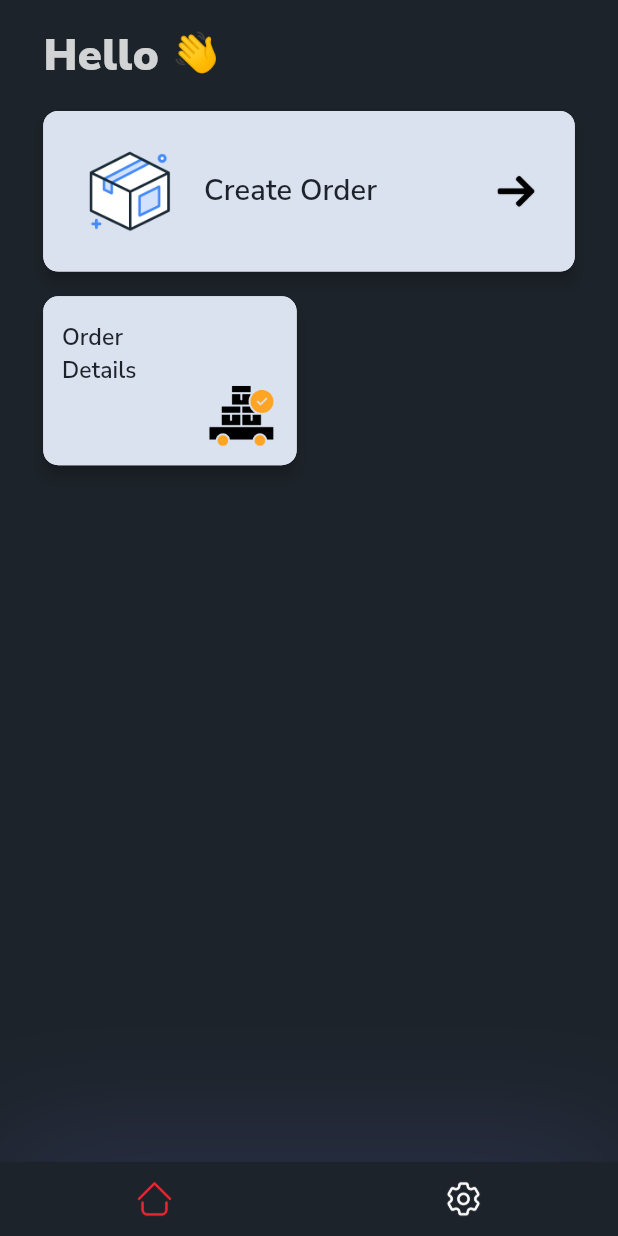
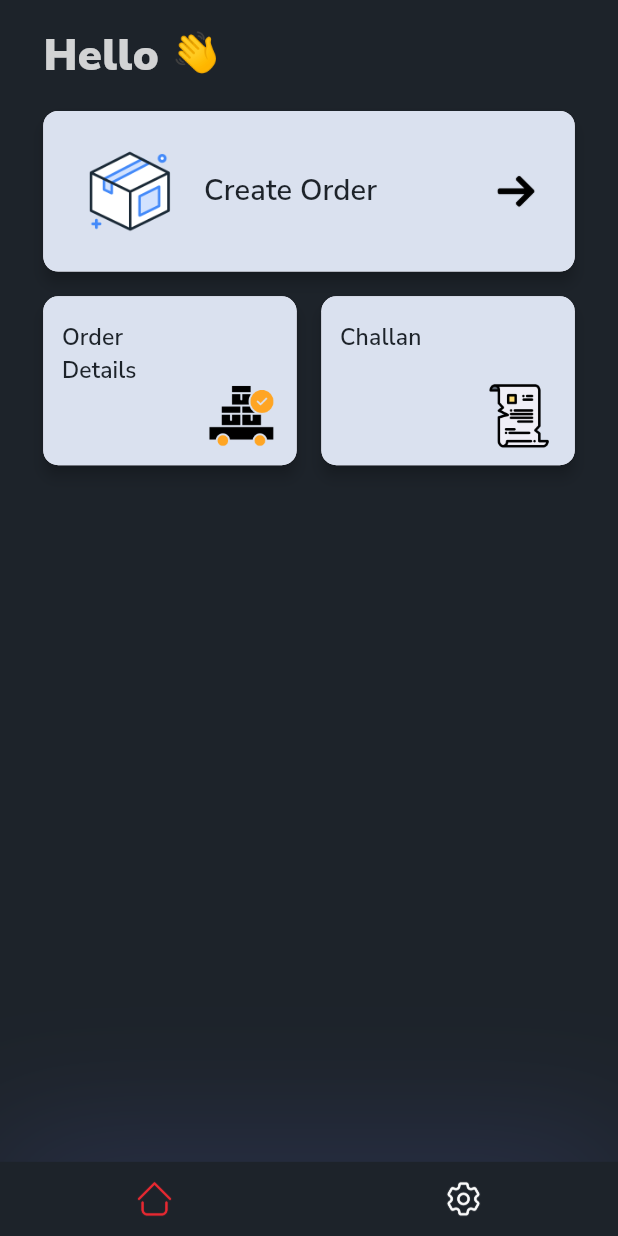
Before and after one commit to HemangSidapara/CPH-Stocks, a Flutter app: the HomeView screen opened by its route, on a phone screen of 412 x 824 dp. Run offline on Flutter 3.47's test engine with Material 3 defaults, Android fonts, the light colour scheme and no system bars; our stand-ins replace dio, dropdown_search, get, get_storage, google_fonts, responsive_sizer; accounts and stored records are empty; network calls fail.

Commit message:
challan added

```diff
--- a/lib/Constants/app_assets.dart
+++ b/lib/Constants/app_assets.dart
@@ -19,4 +19,6 @@
   static const String searchIcon = "assets/icons/search_icon.png";
   static const String orderDetailsIcon = "assets/icons/order_details_icon.png";
   static const String addOrderCycleIcon = "assets/icons/add_order_cycle_icon.png";
+  static const String viewCyclesIcon = "assets/icons/view_cycles_icon.png";
+  static const String challanIcon = "assets/icons/challan_icon.png";
 }
--- a/lib/Constants/app_strings.dart
+++ b/lib/Constants/app_strings.dart
@@ -59,4 +59,5 @@
   static const String invalidInputs = "Invalid inputs";
   static const String lastCycleLog = "Last Cycle Log:";
   static const String viewCycles = "View Cycles";
+  static const String challan = "Challan";
 }
--- a/lib/Localization/en_in.dart
+++ b/lib/Localization/en_in.dart
@@ -58,4 +58,5 @@
   AppStrings.invalidInputs: "Invalid inputs",
   AppStrings.lastCycleLog: "Last Cycle Log:",
   AppStrings.viewCycles: "View Cycles",
+  AppStrings.challan: "Challan",
 };
--- a/lib/Localization/gu_in.dart
+++ b/lib/Localization/gu_in.dart
@@ -58,4 +58,5 @@
   AppStrings.invalidInputs: "અમાન્ય ઇનપુટ્સ",
   AppStrings.lastCycleLog: "છેલ્લો સાયકલ લોગ:",
   AppStrings.viewCycles: "સાયકલ જુઓ",
+  AppStrings.challan: "ચલણ",
 };
--- a/lib/Localization/hi_in.dart
+++ b/lib/Localization/hi_in.dart
@@ -57,5 +57,5 @@
   AppStrings.add: "जोड़ना",
   AppStrings.invalidInputs: "अमान्य इनपुट",
   AppStrings.lastCycleLog: "अंतिम चक्र लॉग:",
-  AppStrings.viewCycles: "चक्र देखें",
+  AppStrings.challan: "चलान",
 };
--- a/lib/Routes/app_pages.dart
+++ b/lib/Routes/app_pages.dart
@@ -1,3 +1,5 @@
+import 'package:cph_stocks/Screens/home_screen/dashboard_screen/challan_screen/challan_bindings.dart';
+import 'package:cph_stocks/Screens/home_screen/dashboard_screen/challan_screen/challan_view.dart';
 import 'package:cph_stocks/Screens/home_screen/dashboard_screen/create_order_screen/create_order_bindings.dart';
 import 'package:cph_stocks/Screens/home_screen/dashboard_screen/create_order_screen/create_order_view.dart';
 import 'package:cph_stocks/Screens/home_screen/dashboard_screen/dashboard_bindings.dart';
@@ -5,6 +7,8 @@
 import 'package:cph_stocks/Screens/home_screen/dashboard_screen/order_details_screen/add_order_cycle_screen/add_order_cycle_view.dart';
 import 'package:cph_stocks/Screens/home_screen/dashboard_screen/order_details_screen/order_details_bindings.dart';
 import 'package:cph_stocks/Screens/home_screen/dashboard_screen/order_details_screen/order_details_view.dart';
+import 'package:cph_stocks/Screens/home_screen/dashboard_screen/order_details_screen/view_cycles_screen/view_cycles_bindings.dart';
+import 'package:cph_stocks/Screens/home_screen/dashboard_screen/order_details_screen/view_cycles_screen/view_cycles_view.dart';
 import 'package:cph_stocks/Screens/home_screen/home_bindings.dart';
 import 'package:cph_stocks/Screens/home_screen/home_view.dart';
 import 'package:cph_stocks/Screens/home_screen/settings_screen/settings_bindings.dart';
@@ -77,5 +81,23 @@
       transition: Transition.rightToLeftWithFade,
       transitionDuration: transitionDuration,
     ),
+
+    ///View Cycles Screen
+    GetPage(
+      name: Routes.viewCyclesScreen,
+      page: () => const ViewCyclesView(),
+      binding: ViewCyclesBindings(),
+      transition: Transition.rightToLeftWithFade,
+      transitionDuration: transitionDuration,
+    ),
+
+    ///Challan Screen
+    GetPage(
+      name: Routes.challanScreen,
+      page: () => const ChallanView(),
+      binding: ChallanBindings(),
+      transition: Transition.rightToLeftWithFade,
+      transitionDuration: transitionDuration,
+    ),
   ];
 }
--- a/lib/Routes/app_routes.dart
+++ b/lib/Routes/app_routes.dart
@@ -9,4 +9,6 @@
   static const createOrderScreen = '/createOrderScreen';
   static const orderDetailsScreen = '/orderDetailsScreen';
   static const addOrderCycleScreen = '/addOrderCycleScreen';
+  static const challanScreen = '/challanScreen';
+  static const viewCyclesScreen = '/viewCyclesScreen';
 }
--- /dev/null
+++ b/lib/Screens/home_screen/dashboard_screen/challan_screen/challan_bindings.dart
@@ -0,0 +1,9 @@
+import 'package:cph_stocks/Screens/home_screen/dashboard_screen/challan_screen/challan_controller.dart';
+import 'package:get/get.dart';
+
+class ChallanBindings implements Bindings {
+  @override
+  void dependencies() {
+    Get.put(ChallanController());
+  }
+}
--- /dev/null
+++ b/lib/Screens/home_screen/dashboard_screen/challan_screen/challan_controller.dart
@@ -0,0 +1,3 @@
+import 'package:get/get.dart';
+
+class ChallanController extends GetxController {}
--- a/lib/Screens/home_screen/dashboard_screen/dashboard_controller.dart
+++ b/lib/Screens/home_screen/dashboard_screen/dashboard_controller.dart
@@ -6,13 +6,16 @@
 class DashboardController extends GetxController {
   List<String> contentRouteList = [
     Routes.orderDetailsScreen,
+    Routes.challanScreen,
   ];
 
   List<String> contentList = [
     AppStrings.orderDetails,
+    AppStrings.challan,
   ];
 
   List<String> contentIconList = [
     AppAssets.orderDetailsIcon,
+    AppAssets.challanIcon,
   ];
 }
--- /dev/null
+++ b/lib/Screens/home_screen/dashboard_screen/order_details_screen/view_cycles_screen/view_cycles_bindings.dart
@@ -0,0 +1,9 @@
+import 'package:cph_stocks/Screens/home_screen/dashboard_screen/order_details_screen/view_cycles_screen/view_cycles_controller.dart';
+import 'package:get/get.dart';
+
+class ViewCyclesBindings implements Bindings {
+  @override
+  void dependencies() {
+    Get.put(ViewCyclesController());
+  }
+}
--- /dev/null
+++ b/lib/Screens/home_screen/dashboard_screen/order_details_screen/view_cycles_screen/view_cycles_controller.dart
@@ -0,0 +1,3 @@
+import 'package:get/get.dart';
+
+class ViewCyclesController extends GetxController {}
```
Also changed, not shown: lib/Network/models/order_models/item_id_model.dart (added, +7 -0 lines), lib/Screens/home_screen/dashboard_screen/challan_screen/challan_view.dart (added, +39 -0 lines), lib/Screens/home_screen/dashboard_screen/order_details_screen/order_details_view.dart (+9 -2 lines), lib/Screens/home_screen/dashboard_screen/order_details_screen/view_cycles_screen/view_cycles_view.dart (added, +40 -0 lines), assets/icons/challan_icon.png (added), assets/icons/view_cycles_icon.png (added), 2 other files.
